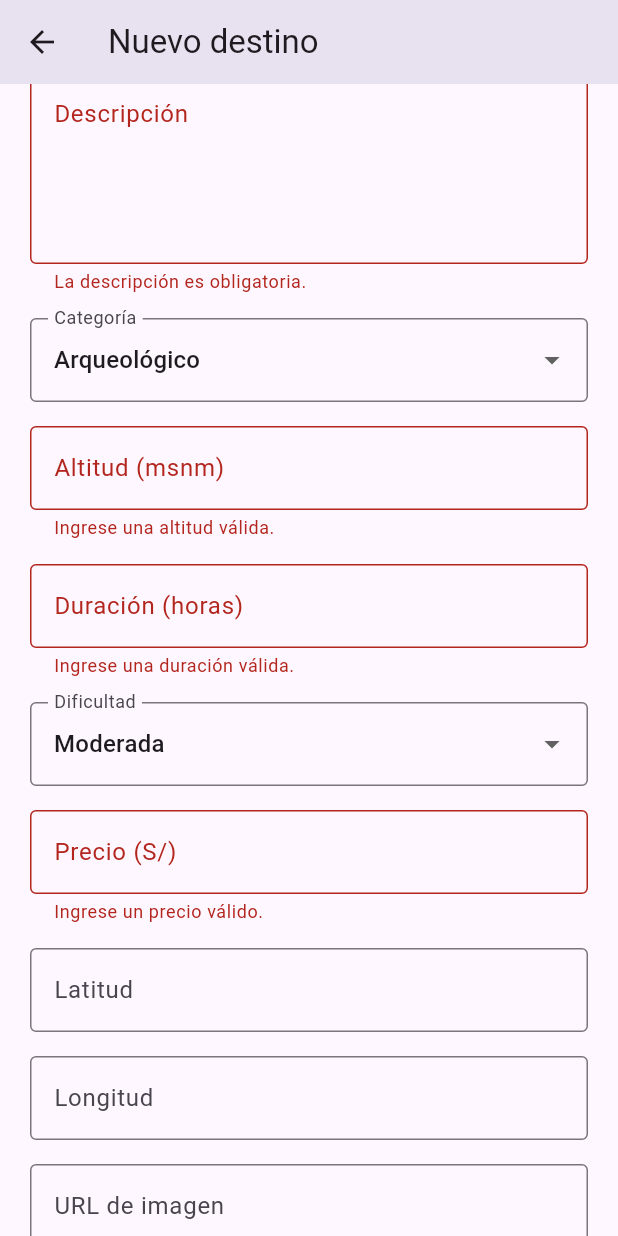
After one commit to Aracely271004/machu-picchu-tourist-detail, a Flutter app: the DestinoFormScreen screen opened by its route, scrolled down 120 dp, after a tap on "Guardar destino", on a phone screen of 412 x 824 dp. The commit adds this screen. Run offline on Flutter 3.47's test engine with Material 3 defaults, Android fonts, the phone set to English and light mode, and no system bars; our stand-ins replace sqflite; accounts and stored records are empty; network calls fail.

Commit message:
feat: implementar formulario y creacion de destinos

```diff
--- a/lib/main.dart
+++ b/lib/main.dart
@@ -5,6 +5,9 @@ import 'screens/destinos_screen.dart';
 import 'screens/tourist_detail_screen.dart';
 import 'utils/app_routes.dart';
 import 'utils/route_args.dart';
+
+import 'screens/destino_form_screen.dart';
+import 'models/destino.dart';
 
 Future<void> main() async {
   WidgetsFlutterBinding.ensureInitialized();
@@ -44,6 +47,23 @@ class MachuPicchuApp extends StatelessWidget {
               settings: settings,
             );
 
+          case AppRoutes.destinoFormulario:
+            final args = settings.arguments;
+
+            if (args != null && args is! DestinoFormArgs) {
+              return MaterialPageRoute(
+                builder: (_) => const _RutaInvalidaScreen(),
+              );
+            }
+
+            final formArgs =
+                args as DestinoFormArgs? ?? const DestinoFormArgs();
+
+            return MaterialPageRoute<Destino>(
+              builder: (_) => DestinoFormScreen(destino: formArgs.destino),
+              settings: settings,
+            );
+
           default:
             return MaterialPageRoute(
               builder: (_) => const _RutaInvalidaScreen(),
--- /dev/null
+++ b/lib/screens/destino_form_screen.dart
@@ -0,0 +1,470 @@
+import 'package:flutter/material.dart';
+
+import '../data/destino_repository.dart';
+import '../models/destino.dart';
+
+class DestinoFormScreen extends StatefulWidget {
+  final Destino? destino;
+
+  const DestinoFormScreen({super.key, this.destino});
+
+  @override
+  State<DestinoFormScreen> createState() => _DestinoFormScreenState();
+}
+
+class _DestinoFormScreenState extends State<DestinoFormScreen> {
+  final _formKey = GlobalKey<FormState>();
+  final DestinoRepository _repository = DestinoRepository();
+
+  late final TextEditingController _nombreController;
+  late final TextEditingController _descripcionController;
+  late final TextEditingController _altitudController;
+  late final TextEditingController _duracionController;
+  late final TextEditingController _precioController;
+  late final TextEditingController _latitudController;
+  late final TextEditingController _longitudController;
+  late final TextEditingController _imagenController;
+
+  String _categoria = 'Arqueológico';
+  String _dificultad = 'Moderada';
+
+  bool _guardando = false;
+  String? _errorNombreAsync;
+
+  static const List<String> _categorias = [
+    'Arqueológico',
+    'Trekking',
+    'Cultural',
+    'Gastronómico',
+  ];
+
+  static const List<String> _dificultades = ['Fácil', 'Moderada', 'Difícil'];
+
+  bool get _editando => widget.destino != null;
+
+  @override
+  void initState() {
+    super.initState();
+
+    final destino = widget.destino;
+
+    _nombreController = TextEditingController(text: destino?.nombre ?? '');
+
+    _descripcionController = TextEditingController(
+      text: destino?.descripcion ?? '',
+    );
+
+    _altitudController = TextEditingController(
+      text: destino?.altitudMsnm.toString() ?? '',
+    );
+
+    _duracionController = TextEditingController(
+      text: destino?.duracionH.toString() ?? '',
+    );
+
+    _precioController = TextEditingController(
+      text: destino?.precio.toString() ?? '',
+    );
+
+    _latitudController = TextEditingController(
+      text: destino?.latitud?.toString() ?? '',
+    );
+
+    _longitudController = TextEditingController(
+      text: destino?.longitud?.toString() ?? '',
+    );
+
+    _imagenController = TextEditingController(text: destino?.rutaImagen ?? '');
+
+    if (destino != null) {
+      _categoria = destino.categoria;
+      _dificultad = destino.dificultad;
+    }
+  }
+
+  @override
+  void dispose() {
+    _nombreController.dispose();
+    _descripcionController.dispose();
+    _altitudController.dispose();
+    _duracionController.dispose();
+    _precioController.dispose();
+    _latitudController.dispose();
+    _longitudController.dispose();
+    _imagenController.dispose();
+
+    super.dispose();
+  }
+
+  Future<void> _guardar() async {
+    FocusScope.of(context).unfocus();
+
+    setState(() {
+      _errorNombreAsync = null;
+    });
+
+    if (!_formKey.currentState!.validate()) {
+      return;
+    }
+
+    setState(() {
+      _guardando = true;
+    });
+
+    final nombre = _nombreController.text.trim();
+
+    final existe = await _repository.existeNombre(
+      nombre,
+      excluirId: widget.destino?.id,
+    );
+
+    if (!mounted) return;
+
+    if (existe) {
+      setState(() {
+        _guardando = false;
+        _errorNombreAsync = 'Ya existe un destino registrado con ese nombre.';
+      });
+      return;
+    }
+
+    final destino = Destino(
+      id: widget.destino?.id,
+      nombre: nombre,
+      descripcion: _descripcionController.text.trim(),
+      categoria: _categoria,
+      altitudMsnm: int.parse(_altitudController.text.trim()),
+      duracionH: double.parse(_duracionController.text.trim()),
+      dificultad: _dificultad,
+      precio: double.parse(_precioController.text.trim()),
+      latitud: _latitudController.text.trim().isEmpty
+          ? null
+          : double.parse(_latitudController.text.trim()),
+      longitud: _longitudController.text.trim().isEmpty
+          ? null
+          : double.parse(_longitudController.text.trim()),
+      rutaImagen: _imagenController.text.trim().isEmpty
+          ? null
+          : _imagenController.text.trim(),
+      creadoEn: widget.destino?.creadoEn ?? DateTime.now(),
+    );
+
+    try {
+      if (_editando) {
+        await _repository.actualizar(destino);
+      } else {
+        await _repository.crear(destino);
+      }
+
+      if (!mounted) return;
+
+      Navigator.pop(context, destino);
+    } catch (e) {
+      if (!mounted) return;
+
+      setState(() {
+        _guardando = false;
+      });
+
+      ScaffoldMessenger.of(context).showSnackBar(
+        SnackBar(content: Text('No se pudo guardar el destino: $e')),
+      );
+    }
+  }
+
+  @override
+  Widget build(BuildContext context) {
+    return Scaffold(
+      appBar: AppBar(
+        title: Text(_editando ? 'Editar destino' : 'Nuevo destino'),
+      ),
+      body: SafeArea(
+        child: Form(
+          key: _formKey,
+          child: ListView(
+            padding: const EdgeInsets.all(20),
+            children: [
+              TextFormField(
+                controller: _nombreController,
+                decoration: InputDecoration(
+                  labelText: 'Nombre',
+                  border: const OutlineInputBorder(),
+                  errorText: _errorNombreAsync,
+                ),
+                textInputAction: TextInputAction.next,
+                validator: (value) {
+                  final texto = value?.trim() ?? '';
+
+                  if (texto.isEmpty) {
+                    return 'El nombre es obligatorio.';
+                  }
+
+                  if (texto.length < 4) {
+                    return 'Debe tener al menos 4 caracteres.';
+                  }
+
+                  if (texto.length > 80) {
+                    return 'No debe superar 80 caracteres.';
+                  }
+
+                  return null;
+                },
+              ),
+
+              const SizedBox(height: 16),
+
+              TextFormField(
+                controller: _descripcionController,
+                maxLines: 4,
+                decoration: const InputDecoration(
+                  labelText: 'Descripción',
+                  border: OutlineInputBorder(),
+                  alignLabelWithHint: true,
+                ),
+                validator: (value) {
+                  final texto = value?.trim() ?? '';
+
+                  if (texto.isEmpty) {
+                    return 'La descripción es obligatoria.';
+                  }
+
+                  if (texto.length < 20) {
+                    return 'Debe tener al menos 20 caracteres.';
+                  }
+
+                  return null;
+                },
+              ),
+
+              const SizedBox(height: 16),
+
+              DropdownButtonFormField<String>(
+                initialValue: _categoria,
+                decoration: const InputDecoration(
+                  labelText: 'Categoría',
+                  border: OutlineInputBorder(),
+                ),
+                items: _categorias
+                    .map(
+                      (categoria) => DropdownMenuItem(
+                        value: categoria,
+                        child: Text(categoria),
+                      ),
+                    )
+                    .toList(),
+                onChanged: (value) {
+                  if (value != null) {
+                    setState(() {
+                      _categoria = value;
+                    });
+                  }
+                },
+              ),
+
+              const SizedBox(height: 16),
+
+              TextFormField(
+                controller: _altitudController,
+                keyboardType: TextInputType.number,
+                decoration: const InputDecoration(
+                  labelText: 'Altitud (msnm)',
+                  border: OutlineInputBorder(),
+                ),
+                validator: (value) {
+                  final altitud = int.tryParse(value?.trim() ?? '');
+
+                  if (altitud == null) {
+                    return 'Ingrese una altitud válida.';
+                  }
+
+                  if (altitud < 0 || altitud > 7000) {
+                    return 'Debe estar entre 0 y 7000 msnm.';
+                  }
+
+                  return null;
+                },
+              ),
+
+              const SizedBox(height: 16),
+
+              TextFormField(
+                controller: _duracionController,
+                keyboardType: const TextInputType.numberWithOptions(
+                  decimal: true,
+                ),
+                decoration: const InputDecoration(
+                  labelText: 'Duración (horas)',
+                  border: OutlineInputBorder(),
+                ),
+                validator: (value) {
+                  final duracion = double.tryParse(value?.trim() ?? '');
+
+                  if (duracion == null) {
+                    return 'Ingrese una duración válida.';
+                  }
+
+                  if (duracion <= 0) {
+                    return 'La duración debe ser mayor a 0.';
+                  }
+
+                  return null;
+                },
+              ),
+
+              const SizedBox(height: 16),
+
+              DropdownButtonFormField<String>(
+                initialValue: _dificultad,
+                decoration: const InputDecoration(
+                  labelText: 'Dificultad',
+                  border: OutlineInputBorder(),
+                ),
+                items: _dificultades
+                    .map(
+                      (dificultad) => DropdownMenuItem(
+                        value: dificultad,
+                        child: Text(dificultad),
+                      ),
+                    )
+                    .toList(),
+                onChanged: (value) {
+                  if (value != null) {
+                    setState(() {
+                      _dificultad = value;
+                    });
+                  }
+                },
+              ),
+
+              const SizedBox(height: 16),
+
+              TextFormField(
+                controller: _precioController,
+                keyboardType: const TextInputType.numberWithOptions(
+                  decimal: true,
+                ),
+                decoration: const InputDecoration(
+                  labelText: 'Precio (S/)',
+                  border: OutlineInputBorder(),
+                ),
+                validator: (value) {
+                  final precio = double.tryParse(value?.trim() ?? '');
+
+                  if (precio == null) {
+                    return 'Ingrese un precio válido.';
+                  }
+
+                  if (precio < 0) {
+                    return 'El precio no puede ser negativo.';
+                  }
+
+                  return null;
+                },
+              ),
+
+              const SizedBox(height: 16),
+
+              TextFormField(
+                controller: _latitudController,
+                keyboardType: const TextInputType.numberWithOptions(
+                  decimal: true,
+                  signed: true,
+                ),
+                decoration: const InputDecoration(
+                  labelText: 'Latitud',
+                  border: OutlineInputBorder(),
+                ),
+                validator: (value) {
+                  final texto = value?.trim() ?? '';
+
+                  if (texto.isEmpty) return null;
+
+                  final latitud = double.tryParse(texto);
+
+                  if (latitud == null) {
+                    return 'Ingrese una latitud válida.';
+                  }
+
+                  if (latitud < -90 || latitud > 90) {
+                    return 'Debe estar entre -90 y 90.';
+                  }
+
+                  return null;
+                },
+              ),
+
+              const SizedBox(height: 16),
+
+              TextFormField(
+                controller: _longitudController,
+                keyboardType: const TextInputType.numberWithOptions(
+                  decimal: true,
+                  signed: true,
+                ),
+                decoration: const InputDecoration(
+                  labelText: 'Longitud',
+                  border: OutlineInputBorder(),
+                ),
+                validator: (value) {
+                  final texto = value?.trim() ?? '';
+
+                  if (texto.isEmpty) return null;
+
+                  final longitud = double.tryParse(texto);
+
+                  if (longitud == null) {
+                    return 'Ingrese una longitud válida.';
+                  }
+
+                  if (longitud < -180 || longitud > 180) {
+                    return 'Debe estar entre -180 y 180.';
+                  }
+
+                  return null;
+                },
+              ),
+
+              const SizedBox(height: 16),
+
+              TextFormField(
+                controller: _imagenController,
+                keyboardType: TextInputType.url,
+                decoration: const InputDecoration(
+                  labelText: 'URL de imagen',
+                  border: OutlineInputBorder(),
+                ),
+                validator: (value) {
+                  final texto = value?.trim() ?? '';
+
+                  if (texto.isEmpty) return null;
+
+                  final uri = Uri.tryParse(texto);
+
+                  if (uri == null || !uri.hasScheme || !uri.hasAuthority) {
+                    return 'Ingrese una URL válida.';
+                  }
+
+                  return null;
+                },
+              ),
+
+              const SizedBox(height: 24),
+
+              FilledButton.icon(
+                onPressed: _guardando ? null : _guardar,
+                icon: _guardando
+                    ? const SizedBox(
+                        width: 20,
+                        height: 20,
+                        child: CircularProgressIndicator(strokeWidth: 2),
+                      )
+                    : const Icon(Icons.save_outlined),
+                label: Text(_guardando ? 'Guardando...' : 'Guardar destino'),
+              ),
+            ],
+          ),
+        ),
+      ),
+    );
+  }
+}
--- a/lib/screens/destinos_screen.dart
+++ b/lib/screens/destinos_screen.dart
@@ -31,6 +31,30 @@ class _DestinosScreenState extends State<DestinosScreen> {
   void initState() {
     super.initState();
     _cargarDestinos();
+  }
+
+  Future<void> _crearDestino() async {
+    final destinoCreado = await Navigator.pushNamed<Destino>(
+      context,
+      AppRoutes.destinoFormulario,
+      arguments: const DestinoFormArgs(),
+    );
+
+    if (!mounted) {
+      return;
+    }
+
+    if (destinoCreado != null) {
+      _recargar();
+
+      ScaffoldMessenger.of(context).showSnackBar(
+        SnackBar(
+          content: Text(
+            'Destino "${destinoCreado.nombre}" registrado correctamente.',
+          ),
+        ),
+      );
+    }
   }
 
   void _cargarDestinos() {
@@ -100,6 +124,11 @@ class _DestinosScreenState extends State<DestinosScreen> {
             ),
           ],
         ),
+      ),
+      floatingActionButton: FloatingActionButton.extended(
+        onPressed: _crearDestino,
+        icon: const Icon(Icons.add),
+        label: const Text('Nuevo'),
       ),
     );
   }
--- a/lib/utils/route_args.dart
+++ b/lib/utils/route_args.dart
@@ -5,3 +5,9 @@ class DestinoDetalleArgs {
 
   const DestinoDetalleArgs({required this.destino});
 }
+
+class DestinoFormArgs {
+  final Destino? destino;
+
+  const DestinoFormArgs({this.destino});
+}
```
